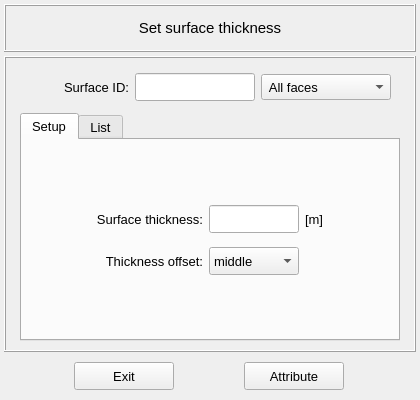
Above: vibra/interface/data/ui_files/model/structural/surface_thickness_inputs.ui from MOPT-UFSC/VIBRA before the change. Below: the same form after it.
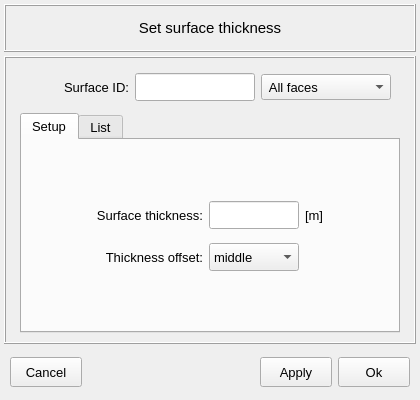
That is the form after the change.

Commit message: Standardize the structural properties UI buttons

The edit to the form file:
```diff
--- a/vibra/interface/data/ui_files/model/structural/surface_thickness_inputs.ui
+++ b/vibra/interface/data/ui_files/model/structural/surface_thickness_inputs.ui
@@ -34,7 +34,6 @@
   <property name="font">
    <font>
     <pointsize>11</pointsize>
-    <weight>50</weight>
     <bold>false</bold>
    </font>
   </property>
@@ -268,6 +267,7 @@
         <property name="font">
          <font>
           <pointsize>10</pointsize>
+          <bold>false</bold>
          </font>
         </property>
         <property name="currentIndex">
@@ -353,7 +353,6 @@
              <font>
               <family>MS Shell Dlg 2</family>
               <pointsize>10</pointsize>
-              <weight>50</weight>
               <italic>false</italic>
               <bold>false</bold>
              </font>
@@ -397,7 +396,6 @@
              <font>
               <family>MS Shell Dlg 2</family>
               <pointsize>10</pointsize>
-              <weight>50</weight>
               <italic>false</italic>
               <bold>false</bold>
              </font>
@@ -428,7 +426,6 @@
              <font>
               <family>MS Shell Dlg 2</family>
               <pointsize>10</pointsize>
-              <weight>50</weight>
               <italic>false</italic>
               <bold>false</bold>
              </font>
@@ -458,6 +455,7 @@
             <property name="font">
              <font>
               <pointsize>10</pointsize>
+              <bold>false</bold>
              </font>
             </property>
             <item>
@@ -495,7 +493,6 @@
              <font>
               <family>MS Shell Dlg 2</family>
               <pointsize>10</pointsize>
-              <weight>50</weight>
               <italic>false</italic>
               <bold>false</bold>
              </font>
@@ -756,14 +753,14 @@
     <widget class="QFrame" name="frame_11">
      <property name="minimumSize">
       <size>
-       <width>340</width>
-       <height>40</height>
+       <width>0</width>
+       <height>48</height>
       </size>
      </property>
      <property name="maximumSize">
       <size>
        <width>16777215</width>
-       <height>100</height>
+       <height>48</height>
       </size>
      </property>
      <property name="frameShape">
@@ -774,39 +771,37 @@
      </property>
      <layout class="QGridLayout" name="gridLayout_14">
       <property name="leftMargin">
-       <number>0</number>
+       <number>6</number>
       </property>
       <property name="topMargin">
        <number>0</number>
       </property>
       <property name="rightMargin">
-       <number>0</number>
+       <number>6</number>
       </property>
       <property name="bottomMargin">
        <number>0</number>
       </property>
-      <property name="spacing">
+      <property name="verticalSpacing">
        <number>0</number>
       </property>
-      <item row="0" column="1">
-       <widget class="QPushButton" name="pushButton_attribute">
+      <item row="0" column="3">
+       <widget class="QPushButton" name="pushButton_apply_and_close">
         <property name="minimumSize">
          <size>
-          <width>100</width>
-          <height>28</height>
+          <width>72</width>
+          <height>30</height>
          </size>
         </property>
         <property name="maximumSize">
          <size>
-          <width>100</width>
-          <height>28</height>
+          <width>72</width>
+          <height>30</height>
          </size>
         </property>
         <property name="font">
          <font>
-          <family>MS Shell Dlg 2</family>
           <pointsize>10</pointsize>
-          <weight>50</weight>
           <italic>false</italic>
           <bold>false</bold>
          </font>
@@ -815,7 +810,54 @@
          <string notr="true"/>
         </property>
         <property name="text">
-         <string>Attribute</string>
+         <string>Ok</string>
+        </property>
+        <property name="autoDefault">
+         <bool>false</bool>
+        </property>
+        <property name="default">
+         <bool>false</bool>
+        </property>
+        <property name="flat">
+         <bool>false</bool>
+        </property>
+       </widget>
+      </item>
+      <item row="0" column="2">
+       <widget class="QPushButton" name="pushButton_apply">
+        <property name="minimumSize">
+         <size>
+          <width>72</width>
+          <height>30</height>
+         </size>
+        </property>
+        <property name="maximumSize">
+         <size>
+          <width>72</width>
+          <height>30</height>
+         </size>
+        </property>
+        <property name="font">
+         <font>
+          <pointsize>10</pointsize>
+          <italic>false</italic>
+          <bold>false</bold>
+         </font>
+        </property>
+        <property name="styleSheet">
+         <string notr="true"/>
+        </property>
+        <property name="text">
+         <string>Apply</string>
+        </property>
+        <property name="autoDefault">
+         <bool>false</bool>
+        </property>
+        <property name="default">
+         <bool>false</bool>
+        </property>
+        <property name="flat">
+         <bool>false</bool>
         </property>
        </widget>
       </item>
@@ -823,21 +865,19 @@
        <widget class="QPushButton" name="pushButton_exit">
         <property name="minimumSize">
          <size>
-          <width>100</width>
-          <height>28</height>
+          <width>72</width>
+          <height>30</height>
          </size>
         </property>
         <property name="maximumSize">
          <size>
-          <width>100</width>
-          <height>28</height>
+          <width>72</width>
+          <height>30</height>
          </size>
         </property>
         <property name="font">
          <font>
-          <family>MS Shell Dlg 2</family>
           <pointsize>10</pointsize>
-          <weight>50</weight>
           <italic>false</italic>
           <bold>false</bold>
          </font>
@@ -846,10 +886,32 @@
          <string notr="true"/>
         </property>
         <property name="text">
-         <string>Exit</string>
+         <string>Cancel</string>
         </property>
+        <property name="autoDefault">
+         <bool>false</bool>
+        </property>
+        <property name="default">
+         <bool>false</bool>
+        </property>
+        <property name="flat">
+         <bool>false</bool>
+        </property>
        </widget>
       </item>
+      <item row="0" column="1">
+       <spacer name="horizontalSpacer_17">
+        <property name="orientation">
+         <enum>Qt::Orientation::Horizontal</enum>
+        </property>
+        <property name="sizeHint" stdset="0">
+         <size>
+          <width>40</width>
+          <height>20</height>
+         </size>
+        </property>
+       </spacer>
+      </item>
      </layout>
     </widget>
    </item>
```
Left out of the diff: 161 changed lines with no effect on the pictures. The commit also changes 11 other files.
